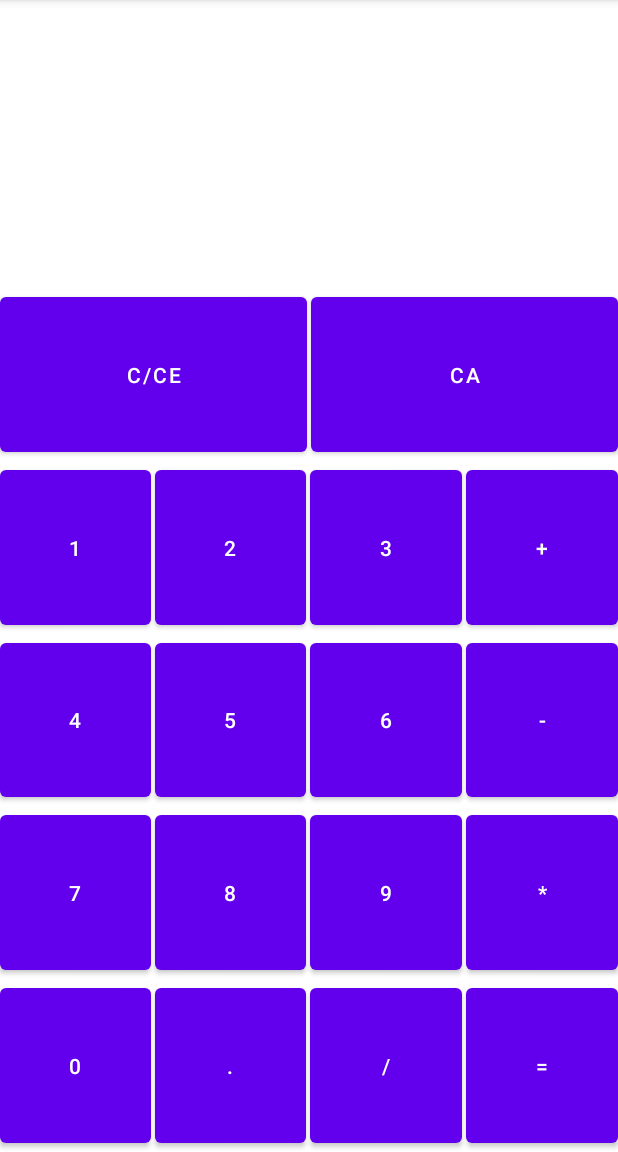
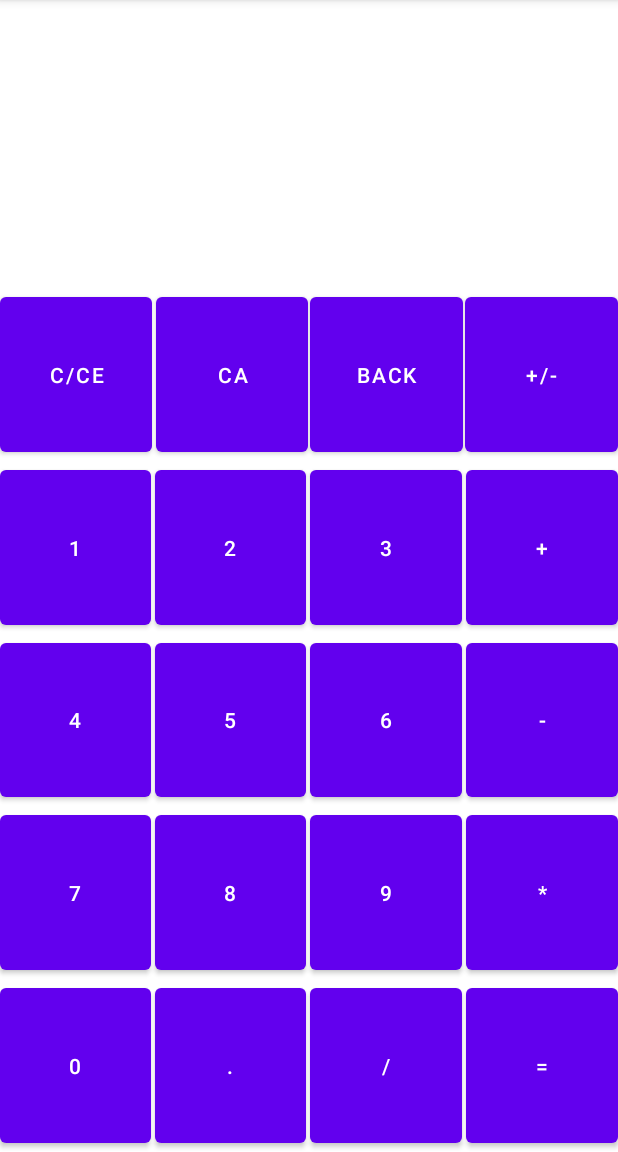
Before and after one commit to mbarancewicz/android-calculator, an Android app: the StandardCalc screen opened directly, with no data from a screen before it, on a phone screen of 412 x 824 dp, the part 84-1236 px from its top. Run offline under Robolectric (Android 15) with nearby library versions, the phone set to English and light mode, and no system bars.

```diff
--- a/app/src/main/res/layout/activity_standard.xml
+++ b/app/src/main/res/layout/activity_standard.xml
@@ -72,6 +72,24 @@
             android:layout_marginStart="1.5dp"
             android:text="CA"
             android:onClick="clearAll"/>
+
+        <Button
+            android:id="@+id/button37"
+            android:layout_width="wrap_content"
+            android:layout_height="match_parent"
+            android:layout_weight="1"
+            android:layout_marginStart="1.5dp"
+            android:text="Back"
+            android:onClick="clearLast"/>
+
+        <Button
+            android:id="@+id/button38"
+            android:layout_width="wrap_content"
+            android:layout_height="match_parent"
+            android:layout_weight="1"
+            android:layout_marginStart="1.5dp"
+            android:text="+/-"
+            android:onClick="toggleSign"/>
 
     </LinearLayout>
 
```
Also changed, not shown: app/src/main/java/com/example/calculator/StandardCalc.kt (+48 -5 lines).
